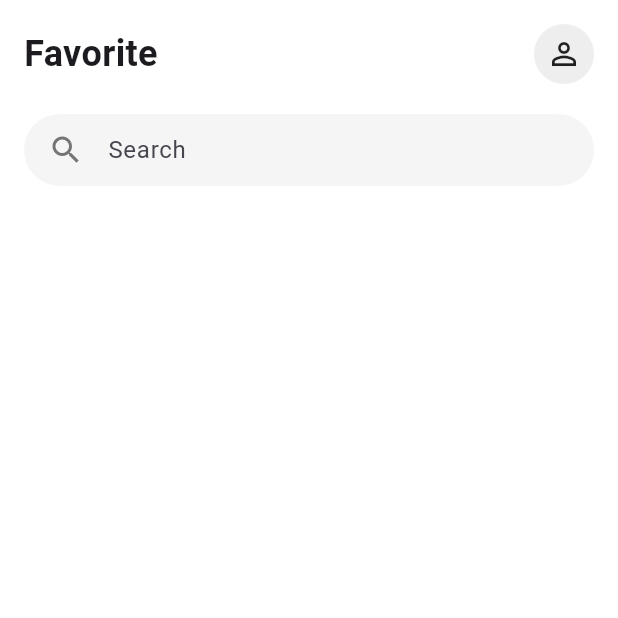
After one commit to moh123adan/ice-creamery, a Flutter app: the FavoritesScreen screen opened directly, on a phone screen of 412 x 824 dp, the top half of it. The commit adds this screen. Run offline on Flutter 3.47's test engine with Material 3 defaults, Android fonts, the light colour scheme and no system bars; our stand-ins replace cloud_firestore, firebase_auth, firebase_core, get, image_picker; accounts and stored records are empty; network calls fail; Roboto replaces fonts that are missing (Poppins).

Commit message:
added: some dart files

```diff
--- /dev/null
+++ b/lib/screens/favorite_screen.dart
@@ -0,0 +1,152 @@
+import 'package:flutter/material.dart';
+import 'package:cloud_firestore/cloud_firestore.dart';
+import 'package:get/get.dart';
+
+class FavoritesScreen extends StatelessWidget {
+  FavoritesScreen({super.key});
+
+  final RxList<DocumentSnapshot> favorites = RxList<DocumentSnapshot>([]);
+
+  @override
+  Widget build(BuildContext context) {
+    return Scaffold(
+      backgroundColor: Colors.white,
+      body: SafeArea(
+        child: Padding(
+          padding: const EdgeInsets.all(16.0),
+          child: Column(
+            crossAxisAlignment: CrossAxisAlignment.start,
+            children: [
+              Row(
+                mainAxisAlignment: MainAxisAlignment.spaceBetween,
+                children: [
+                  const Text(
+                    'Favorite',
+                    style: TextStyle(
+                      fontSize: 24,
+                      fontWeight: FontWeight.bold,
+                    ),
+                  ),
+                  Container(
+                    width: 40,
+                    height: 40,
+                    decoration: BoxDecoration(
+                      color: Colors.grey[200],
+                      shape: BoxShape.circle,
+                    ),
+                    child: const Icon(Icons.person_outline),
+                  ),
+                ],
+              ),
+              const SizedBox(height: 20),
+
+              // Search Bar
+              Container(
+                padding: const EdgeInsets.symmetric(horizontal: 16),
+                decoration: BoxDecoration(
+                  color: Colors.grey[100],
+                  borderRadius: BorderRadius.circular(25),
+                ),
+                child: TextField(
+                  decoration: InputDecoration(
+                    icon: Icon(Icons.search, color: Colors.grey[600]),
+                    hintText: 'Search',
+                    border: InputBorder.none,
+                  ),
+                ),
+              ),
+              const SizedBox(height: 20),
+
+              // Favorites List
+              Expanded(
+                child: StreamBuilder<QuerySnapshot>(
+                  stream: FirebaseFirestore.instance
+                      .collection('favorites')
+                      .snapshots(),
+                  builder: (context, snapshot) {
+                    if (snapshot.hasError) {
+                      return Center(child: Text('Error: ${snapshot.error}'));
+                    }
+
+                    if (snapshot.connectionState == ConnectionState.waiting) {
+                      return const Center(child: CircularProgressIndicator());
+                    }
+
+                    favorites.value = snapshot.data!.docs;
+
+                    return ListView.builder(
+                      itemCount: favorites.length,
+                      itemBuilder: (context, index) {
+                        final favorite = favorites[index];
+                        final data = favorite.data() as Map<String, dynamic>;
+
+                        return Container(
+                          margin: const EdgeInsets.only(bottom: 10),
+                          padding: const EdgeInsets.all(10),
+                          decoration: BoxDecoration(
+                            color: Colors.white,
+                            borderRadius: BorderRadius.circular(15),
+                            boxShadow: [
+                              BoxShadow(
+                                color: Colors.grey.withOpacity(0.1),
+                                spreadRadius: 1,
+                                blurRadius: 5,
+                              ),
+                            ],
+                          ),
+                          child: Row(
+                            children: [
+                              // Product Image
+                              Container(
+                                height: 60,
+                                width: 60,
+                                decoration: BoxDecoration(
+                                  shape: BoxShape.circle,
+                                  image: DecorationImage(
+                                    image: NetworkImage(data['imageUrl'] ?? ''),
+                                    fit: BoxFit.cover,
+                                  ),
+                                ),
+                              ),
+                              const SizedBox(width: 15),
+
+                              // Product Name
+                              Expanded(
+                                child: Text(
+                                  data['name'] ?? '',
+                                  style: const TextStyle(
+                                    fontSize: 16,
+                                    fontWeight: FontWeight.bold,
+                                  ),
+                                ),
+                              ),
+
+                              // Favorite Button
+                              IconButton(
+                                icon: const Icon(
+                                  Icons.favorite,
+                                  color: Colors.pink,
+                                ),
+                                onPressed: () {
+                                  // Remove from favorites
+                                  FirebaseFirestore.instance
+                                      .collection('favorites')
+                                      .doc(favorite.id)
+                                      .delete();
+                                },
+                              ),
+                            ],
+                          ),
+                        );
+                      },
+                    );
+                  },
+                ),
+              ),
+            ],
+          ),
+        ),
+      ),
+    );
+  }
+}
```
Also changed, not shown: lib/controllers/navigation_controller.dart (added, +9 -0 lines), lib/screens/adimin/admin_dashboard.dart (+7 -2 lines), lib/screens/details_screen.dart (+151 -0 lines), lib/screens/menu_screen.dart (+255 -0 lines), lib/screens/profile_screen.dart (+97 -0 lines).
